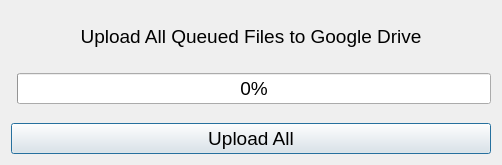
Qt form Utilities/GoogleDriveHandler/GDriveDataExport/upload_all_drive_files.ui (Georgia-Tech-Off-Road/GTORDaata) before a commit.
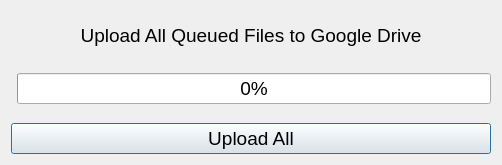
The same form after that commit.

The edit to the form file:
```diff
--- a/Utilities/GoogleDriveHandler/GDriveDataExport/upload_all_drive_files.ui
+++ b/Utilities/GoogleDriveHandler/GDriveDataExport/upload_all_drive_files.ui
@@ -35,6 +35,12 @@
        <property name="alignment">
         <set>Qt::AlignCenter</set>
        </property>
+       <property name="wordWrap">
+        <bool>true</bool>
+       </property>
+       <property name="textInteractionFlags">
+        <set>Qt::LinksAccessibleByMouse|Qt::TextSelectableByMouse</set>
+       </property>
       </widget>
      </item>
      <item>
```
